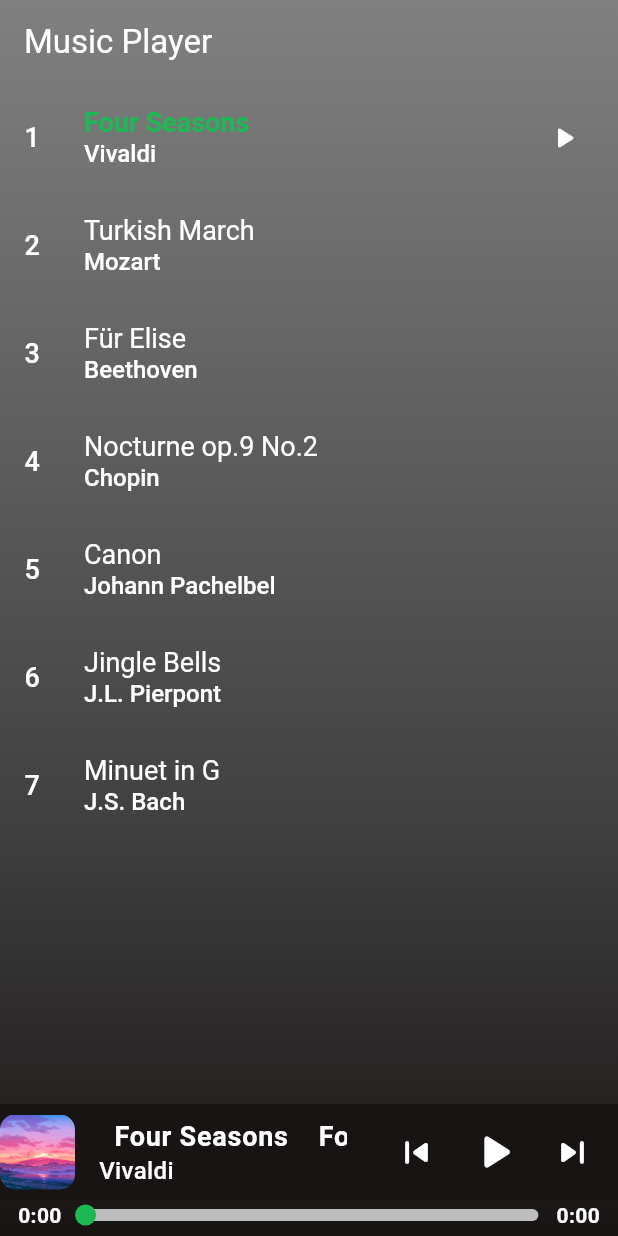
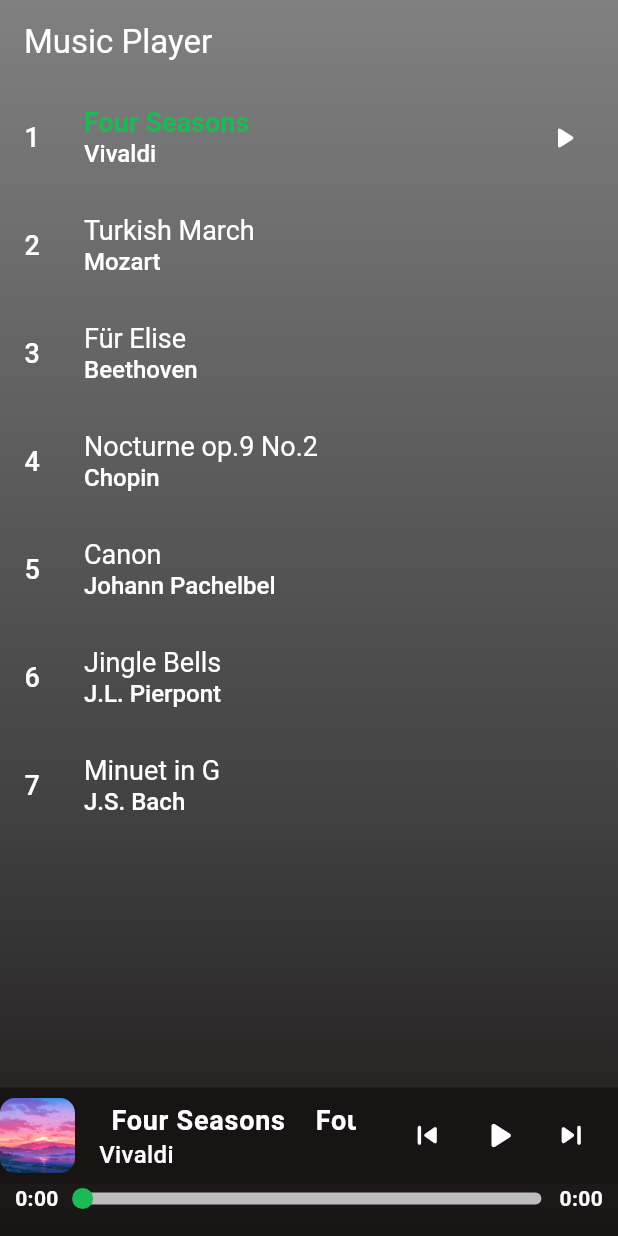
Before and after one commit to SinirliJapon/mp3_player, a Flutter app: the screen it shows after launch, after a tap on the "skip previous" icon, on a phone screen of 412 x 824 dp. Run offline on Flutter 3.47's test engine with Material 3 defaults, Android fonts, the phone set to English and light mode, and no system bars; drawn by our look-alikes of audio_video_progress_bar, marquee; our stand-ins replace just_audio, just_audio_background, lottie, rxdart.

Commit message:
audio background added

```diff
--- a/lib/main.dart
+++ b/lib/main.dart
@@ -1,9 +1,16 @@
 import 'package:flutter/material.dart';
+import 'package:just_audio_background/just_audio_background.dart';
 import 'package:mp3_player/provider/audio_provider.dart';
 import 'package:mp3_player/screens/home_screen.dart';
 import 'package:provider/provider.dart';
 
-void main() {
+Future<void> main() async {
+  await JustAudioBackground.init(
+    androidNotificationChannelId: 'com.ryanheise.bg_demo.channel.audio',
+    androidNotificationOngoing: true,
+    androidShowNotificationBadge: true,
+  );
+
   runApp(
     ChangeNotifierProvider(
       create: (_) => AudioProvider(),
--- a/lib/provider/audio_provider.dart
+++ b/lib/provider/audio_provider.dart
@@ -22,7 +22,9 @@ class AudioProvider extends ChangeNotifier {
     try {
       final String jsonData = await rootBundle.loadString('assets/data/audio_songs.json');
       final List<dynamic> parsedJson = jsonDecode(jsonData);
+
       _audioSongsList = parsedJson.map((json) => Audio.fromJson(json)).toList();
+
       _playlists = (ConcatenatingAudioSource(
         children: _audioSongsList
             .map(
@@ -32,7 +34,7 @@ class AudioProvider extends ChangeNotifier {
                   id: audio.id.toString(),
                   title: audio.title,
                   artist: audio.artist,
-                  artUri: Uri.parse(audio.image),
+                  artUri: Uri.file(audio.image),
                 ),
               ),
             )
--- a/lib/widgets/audio_progress_bar.dart
+++ b/lib/widgets/audio_progress_bar.dart
@@ -22,7 +22,7 @@ class AudioProgressBar extends StatelessWidget {
       builder: (context, snapshot) {
         final positionData = snapshot.data;
         return Padding(
-          padding: const EdgeInsets.only(left: 4.0, right: 4.0, bottom: 4.0),
+          padding: const EdgeInsets.only(left: 2.0, right: 2.0, bottom: 15.0),
           child: ProgressBar(
             barHeight: 8.0,
             thumbRadius: 7.0,
--- a/lib/widgets/controls.dart
+++ b/lib/widgets/controls.dart
@@ -10,11 +10,12 @@ class Controls extends StatelessWidget {
   @override
   Widget build(BuildContext context) {
     return Row(
+      mainAxisSize: MainAxisSize.min,
       mainAxisAlignment: MainAxisAlignment.center,
       children: [
         IconButton(
           onPressed: audioPlayer.seekToPrevious,
-          iconSize: 30,
+          iconSize: 25,
           color: ThemeColors.foregroundColor,
           icon: const Icon(Icons.skip_previous_rounded),
         ),
@@ -28,28 +29,28 @@ class Controls extends StatelessWidget {
             if (!(playing ?? false)) {
               return IconButton(
                 onPressed: audioPlayer.play,
-                iconSize: 40,
+                iconSize: 30,
                 color: ThemeColors.foregroundColor,
                 icon: const Icon(Icons.play_arrow_rounded),
               );
             } else if (processingState != ProcessingState.completed) {
               return IconButton(
                 onPressed: audioPlayer.pause,
-                iconSize: 40,
+                iconSize: 30,
                 color: ThemeColors.foregroundColor,
                 icon: const Icon(Icons.pause_rounded),
               );
             }
             return const Icon(
               Icons.play_arrow_rounded,
-              size: 40,
+              size: 30,
               color: ThemeColors.foregroundColor,
             );
           },
         ),
         IconButton(
           onPressed: audioPlayer.seekToNext,
-          iconSize: 30,
+          iconSize: 25,
           color: ThemeColors.foregroundColor,
           icon: const Icon(Icons.skip_next_rounded),
         ),
--- a/lib/widgets/current_track_info.dart
+++ b/lib/widgets/current_track_info.dart
@@ -44,12 +44,12 @@ class CurrentTrackInfo extends StatelessWidget {
                   crossAxisAlignment: CrossAxisAlignment.start,
                   blankSpace: 20.0,
                   velocity: 35.0,
-                  startPadding: 10.0,
+                  startPadding: 8.0,
                   accelerationCurve: Curves.linear,
                 ),
               ),
               subtitle: Text(currentMetadata.artist ?? '', style: Styles.trackSubtitleTExtStyle),
-              trailing: SizedBox(width: screenWidth / 2.5, child: Controls(audioPlayer: audioPlayer)),
+              trailing: SizedBox(width: screenWidth / 2.6, child: Controls(audioPlayer: audioPlayer)),
             ),
           ),
           Padding(
--- a/pubspec.yaml
+++ b/pubspec.yaml
@@ -15,7 +15,6 @@ dependencies:
 
   cupertino_icons: ^1.0.2
   provider: ^6.1.1
-  cached_network_image: ^3.3.1
   audio_video_progress_bar: ^2.0.1
   just_audio: ^0.9.36
   just_audio_background: ^0.0.1-beta.11
```
Also changed, not shown: pubspec.lock.
